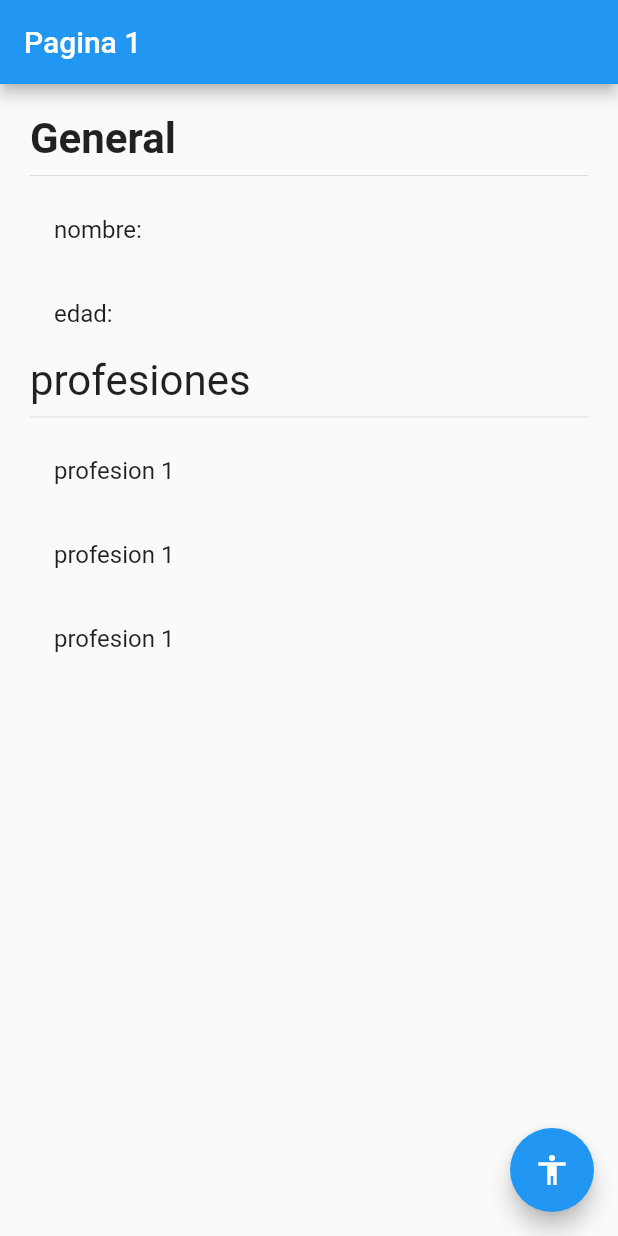
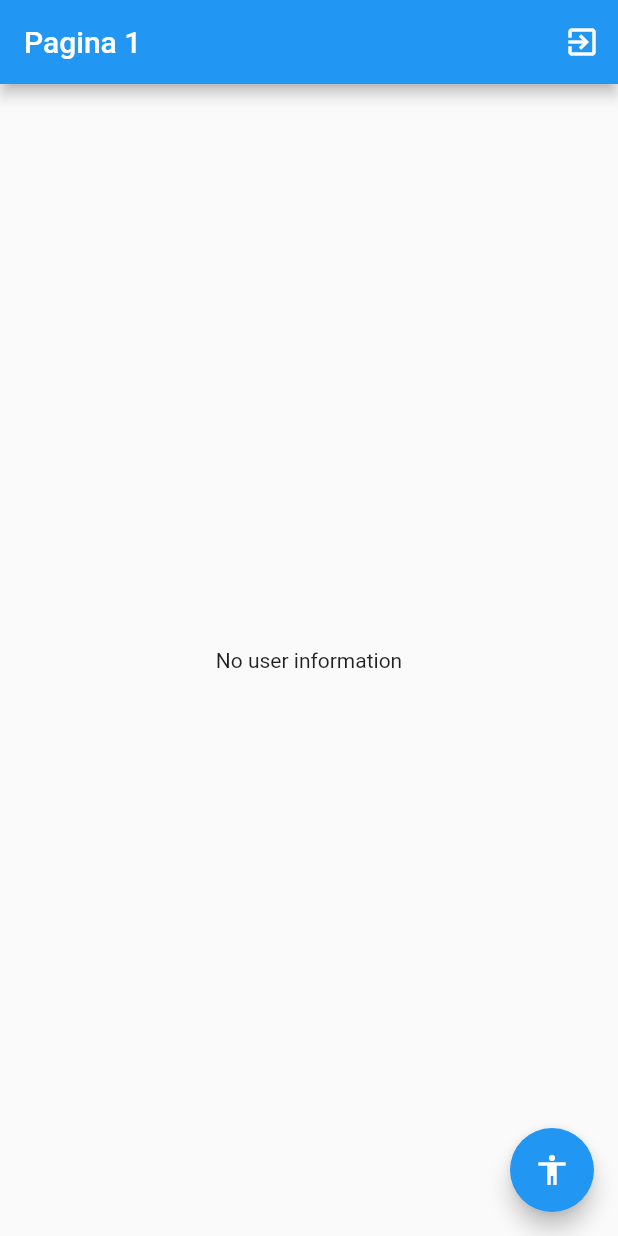
Before and after one commit to kira25/Flutter-states, a Flutter app: the screen it shows after launch, on a phone screen of 412 x 824 dp. Run offline on Flutter 3.47's test engine with Material 2 defaults, Android fonts, the phone set to English and light mode, and no system bars; our stand-ins replace flutter_bloc.

Commit message:
rama-Cubit

```diff
--- /dev/null
+++ b/lib/bloc/user/user_state.dart
@@ -0,0 +1,15 @@
+part of 'user_cubit.dart';
+
+abstract class UserState {}
+
+class UserInitial extends UserState {
+  final userExist = false;
+}
+
+class UserActive extends UserState{
+    final userExist = true;
+  final Users users;
+
+  UserActive(this.users);
+
+}
--- a/lib/main.dart
+++ b/lib/main.dart
@@ -1,4 +1,6 @@
 import 'package:flutter/material.dart';
+import 'package:flutter_bloc/flutter_bloc.dart';
+import 'package:states/bloc/user/user_cubit.dart';
 import 'package:states/pages/page1_page.dart';
 import 'package:states/pages/page2_page.dart';
 
@@ -7,10 +9,15 @@ void main() => runApp(MyApp());
 class MyApp extends StatelessWidget {
   @override
   Widget build(BuildContext context) {
-    return MaterialApp(
-      title: 'States App',
-      initialRoute: 'pagina 1',
-      routes: {'pagina 1': (_) => Page1Page(), 'pagina 2': (_) => Page2Page()},
+    return MultiBlocProvider(
+          providers: [
+            BlocProvider(create: (context) => UserCubit(),)
+          ],
+          child: MaterialApp(
+        title: 'States App',
+        initialRoute: 'pagina 1',
+        routes: {'pagina 1': (_) => Page1Page(), 'pagina 2': (_) => Page2Page()},
+      ),
     );
   }
 }
--- a/lib/models/users.dart
+++ b/lib/models/users.dart
@@ -1,7 +1,12 @@
 class Users {
-  String name;
-  int edad;
-  List<String> profesiones;
+  final String name;
+  final int edad;
+  final List<String> profesiones;
 
   Users({this.edad, this.name, this.profesiones});
+
+  copyWith({String name, int edad, List<String> profesiones}) => Users(
+      name: name ?? this.name,
+      edad: edad ?? this.edad,
+      profesiones: profesiones ?? this.profesiones);
 }
--- a/lib/pages/page1_page.dart
+++ b/lib/pages/page1_page.dart
@@ -1,4 +1,7 @@
 import 'package:flutter/material.dart';
+import 'package:flutter_bloc/flutter_bloc.dart';
+import 'package:states/bloc/user/user_cubit.dart';
+import 'package:states/models/users.dart';
 
 class Page1Page extends StatelessWidget {
   @override
@@ -8,14 +11,45 @@ class Page1Page extends StatelessWidget {
           child: Icon(Icons.accessibility),
           onPressed: () => Navigator.pushNamed(context, 'pagina 2')),
       appBar: AppBar(
+        actions: [
+          IconButton(
+              icon: Icon(Icons.exit_to_app),
+              onPressed: () => context.bloc<UserCubit>().deleteUser())
+        ],
         title: Text('Pagina 1'),
       ),
-      body: UserInformation(),
+      body: BodyScaffold(),
+    );
+  }
+}
+
+class BodyScaffold extends StatelessWidget {
+  @override
+  Widget build(BuildContext context) {
+    return BlocBuilder<UserCubit, UserState>(
+      builder: (_, state) {
+        print(state);
+
+        switch (state.runtimeType) {
+          case UserInitial:
+            return Center(child: Text('No user information'));
+            break;
+          case UserActive:
+            return UserInformation(users: (state as UserActive).users);
+            break;
+          default:
+            return Container();
+        }
+      },
     );
   }
 }
 
 class UserInformation extends StatelessWidget {
+  final Users users;
+
+  const UserInformation({this.users});
+
   @override
   Widget build(BuildContext context) {
     return Container(
@@ -31,22 +65,21 @@ class UserInformation extends StatelessWidget {
           ),
           Divider(),
           ListTile(
-            title: Text('nombre:'),
+            title: Text('nombre: ${users.name}'),
           ),
           ListTile(
-            title: Text('edad:'),
+            title: Text('edad: ${users.edad}'),
           ),
-          Text('profesiones',style: TextStyle(fontSize: 28),),
+          Text(
+            'profesiones',
+            style: TextStyle(fontSize: 28),
+          ),
           Divider(),
-          ListTile(
-            title: Text('profesion 1'),
-          ),
-          ListTile(
-            title: Text('profesion 1'),
-          ),
-          ListTile(
-            title: Text('profesion 1'),
-          )
+          ...users.profesiones
+              .map((e) => ListTile(
+                    title: Text(e),
+                  ))
+              .toList()
         ],
       ),
     );
```
Also changed, not shown: lib/bloc/user/user_cubit.dart (added, +37 -0 lines), lib/pages/page2_page.dart (+16 -3 lines), pubspec.yaml (+2 -9 lines), pubspec.lock.
